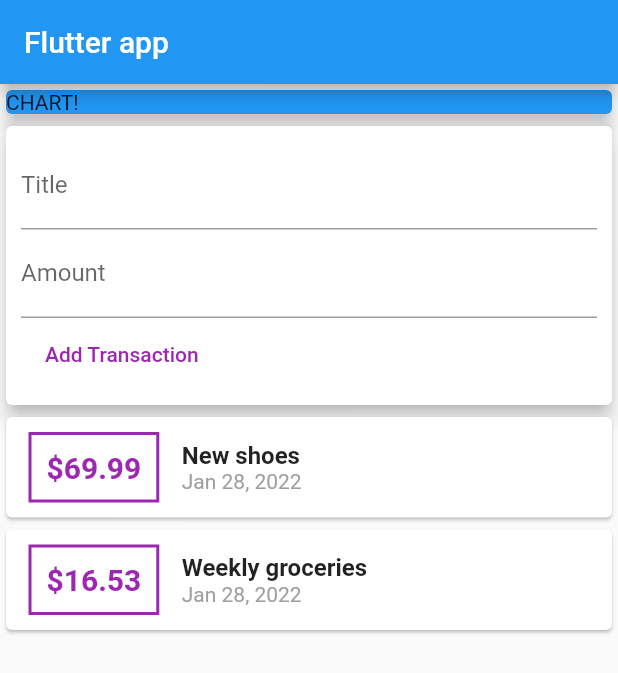
After one commit to ayoline/Personal-Expenses-app, a Flutter app: the screen it shows after launch, after a tap on "Add Transaction", on a phone screen of 412 x 824 dp. The commit adds this screen. Shown: the top 673 px of the screen. Run offline on Flutter 3.47's test engine with Material 2 defaults, Android fonts, the phone set to English and light mode, and no system bars.

Commit message:
update with some features

```diff
--- /dev/null
+++ b/lib/widgets/new_transaction.dart
@@ -0,0 +1,47 @@
+import 'package:flutter/material.dart';
+
+class NewTransaction extends StatelessWidget {
+  final Function addTx;
+  final titleController = TextEditingController();
+  final amountController = TextEditingController();
+
+  NewTransaction(this.addTx, {Key? key}) : super(key: key);
+
+  @override
+  Widget build(BuildContext context) {
+    return Card(
+      elevation: 5,
+      child: Container(
+        padding: const EdgeInsets.all(10),
+        child: Column(
+          crossAxisAlignment: CrossAxisAlignment.start,
+          children: [
+            TextField(
+              decoration: const InputDecoration(labelText: 'Title'),
+              controller: titleController,
+              // onChanged: (value) {
+              //   titleInput = value;
+              // },
+            ),
+            TextField(
+              decoration: const InputDecoration(labelText: 'Amount'),
+              controller: amountController,
+              // onChanged: (value) => amountInput = value,
+            ),
+            // ignore: deprecated_member_use
+            FlatButton(
+              textColor: Colors.purple,
+              child: const Text('Add Transaction'),
+              onPressed: () {
+                addTx(
+                  titleController.text,
+                  double.parse(amountController.text),
+                );
+              },
+            )
+          ],
+        ),
+      ),
+    );
+  }
+}
--- /dev/null
+++ b/lib/widgets/transaction_list.dart
@@ -0,0 +1,70 @@
+// ignore_for_file: sized_box_for_whitespace
+
+import 'package:flutter/material.dart';
+import 'package:intl/intl.dart';
+
+import '../models/transaction.dart';
+
+class TransactionList extends StatelessWidget {
+  final List<Transaction> _transaction;
+
+  const TransactionList(this._transaction, {Key? key}) : super(key: key);
+
+  @override
+  Widget build(BuildContext context) {
+    return Container(
+      height: 300,
+      child: SingleChildScrollView(
+        child: Column(
+          children: _transaction.map((tx) {
+            return Card(
+              child: Row(
+                children: [
+                  Container(
+                    margin: const EdgeInsets.symmetric(
+                      vertical: 10,
+                      horizontal: 15,
+                    ),
+                    decoration: BoxDecoration(
+                      border: Border.all(
+                        color: Colors.purple,
+                        width: 2,
+                      ),
+                    ),
+                    padding: const EdgeInsets.all(10),
+                    child: Text(
+                      '\$${tx.amount}',
+                      style: const TextStyle(
+                        fontWeight: FontWeight.bold,
+                        fontSize: 20,
+                        color: Colors.purple,
+                      ),
+                    ),
+                  ),
+                  Column(
+                    crossAxisAlignment: CrossAxisAlignment.start,
+                    children: [
+                      Text(
+                        tx.title!,
+                        style: const TextStyle(
+                          fontSize: 16,
+                          fontWeight: FontWeight.bold,
+                        ),
+                      ),
+                      Text(
+                        DateFormat.yMMMd().format(tx.date!),
+                        style: const TextStyle(
+                          color: Colors.grey,
+                        ),
+                      ),
+                    ],
+                  )
+                ],
+              ),
+            );
+          }).toList(),
+        ),
+      ),
+    );
+  }
+}
--- /dev/null
+++ b/lib/widgets/user_transaction.dart
@@ -0,0 +1,52 @@
+import 'package:flutter/material.dart';
+
+import '../models/transaction.dart';
+import './new_transaction.dart';
+import './transaction_list.dart';
+
+class UserTransactions extends StatefulWidget {
+  const UserTransactions({Key? key}) : super(key: key);
+
+  @override
+  _UserTransactionsState createState() => _UserTransactionsState();
+}
+
+class _UserTransactionsState extends State<UserTransactions> {
+  final List<Transaction> _userTransactions = [
+    Transaction(
+      id: 't1',
+      title: 'New shoes',
+      amount: 69.99,
+      date: DateTime.now(),
+    ),
+    Transaction(
+      id: 't2',
+      title: 'Weekly groceries',
+      amount: 16.53,
+      date: DateTime.now(),
+    ),
+  ];
+
+  void _addNewTransaction(String txTitle, double txAmount) {
+    final newTx = Transaction(
+      id: DateTime.now().toString(),
+      title: txTitle,
+      amount: txAmount,
+      date: DateTime.now(),
+    );
+
+    setState(() {
+      _userTransactions.add(newTx);
+    });
+  }
+
+  @override
+  Widget build(BuildContext context) {
+    return Column(
+      children: [
+        NewTransaction(_addNewTransaction),
+        TransactionList(_userTransactions),
+      ],
+    );
+  }
+}
```
Also changed, not shown: lib/main.dart (+4 -96 lines), lib/models/transaction.dart (renamed from lib/transaction.dart).
